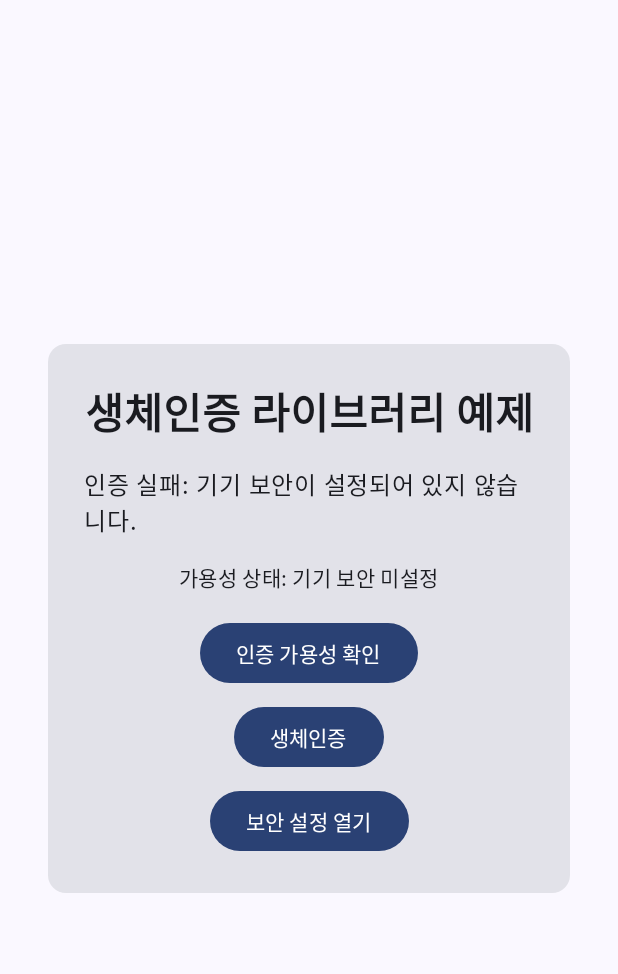
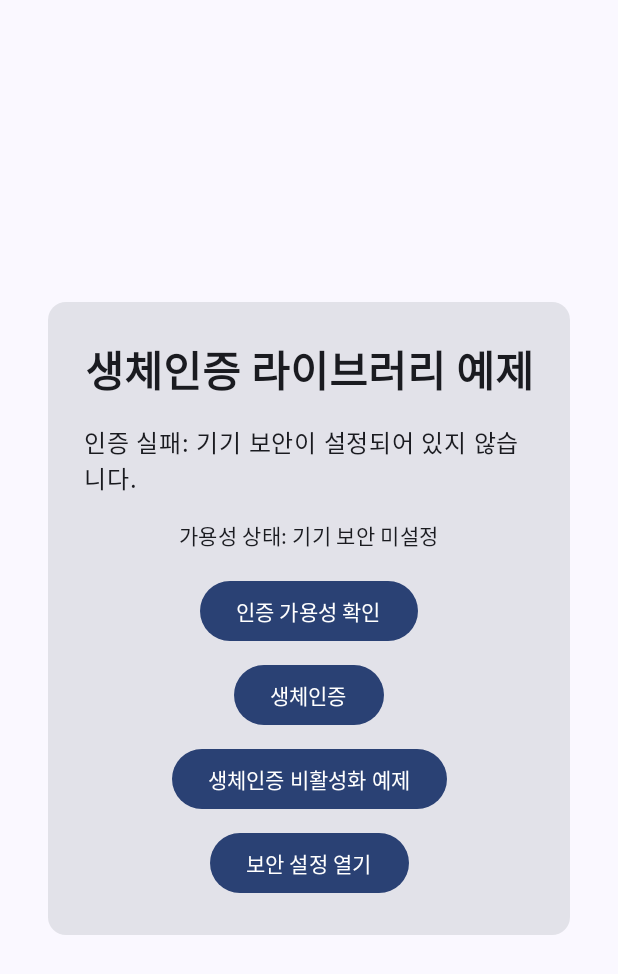
Before and after one commit to DELIGHT-LABS/biometric, an Android app built with Jetpack Compose: the screen it shows after launch (MainActivity), after a tap on "생체인증", on a phone screen of 412 x 824 dp. Shown: the top 974 px of the screen. Run offline under Robolectric (Android 15) with nearby library versions, the phone set to English and light mode, and no system bars; 1 other tap on this screen came first.

Commit message:
feat: biometric disabled

```diff
--- a/app/src/main/java/io/delightlabs/biometrics/MainActivity.kt
+++ b/app/src/main/java/io/delightlabs/biometrics/MainActivity.kt
@@ -119,7 +119,10 @@ fun BiometricsDemo(activity: FragmentActivity, modifier: Modifier = Modifier) {
 
                 Button(
                     onClick = {
-                        biometricsManager.authenticate(object : BiometricsCallback {
+                        // Example with biometric enabled
+                        // 생체인증 활성화된 예제
+                        biometricsManager.authenticate(
+                            callback = object : BiometricsCallback {
                                 override fun onSuccess() {
                                     statusText = "인증 성공! (콜백 방식)"
                                     Toast.makeText(activity, "콜백 인증 성공", Toast.LENGTH_SHORT).show()
@@ -134,10 +137,46 @@ fun BiometricsDemo(activity: FragmentActivity, modifier: Modifier = Modifier) {
                                     statusText = "인증이 취소되었습니다"
                                     Toast.makeText(activity, "인증 취소", Toast.LENGTH_SHORT).show()
                                 }
-                        })
+                            },
+                            isBiometricEnabled = true
+                        )
                     }
                 ) {
                     Text("생체인증")
+                }
+
+                Spacer(modifier = Modifier.height(8.dp))
+
+                Button(
+                    onClick = {
+                        // Example with biometric disabled - goes to wallet password
+                        // 생체인증 비활성화 예제 - 지갑 비밀번호로 이동
+                        biometricsManager.authenticate(
+                            callback = object : BiometricsCallback {
+                                override fun onSuccess() {
+                                    statusText = "인증 성공!"
+                                    Toast.makeText(activity, "인증 성공", Toast.LENGTH_SHORT).show()
+                                }
+
+                                override fun onError(errorCode: Int, errorMessage: String) {
+                                    statusText = "인증 실패: $errorMessage"
+                                    Toast.makeText(activity, "인증 실패: $errorMessage", Toast.LENGTH_SHORT).show()
+                                }
+
+                                override fun onCancel() {
+                                    statusText = "인증 취소"
+                                    Toast.makeText(activity, "인증 취소", Toast.LENGTH_SHORT).show()
+                                }
+                            },
+                            isBiometricEnabled = false,
+                            onBiometricDisabled = {
+                                statusText = "생체인증 비활성화 - 지갑 비밀번호로 이동"
+                                Toast.makeText(activity, "지갑 비밀번호 화면으로 이동", Toast.LENGTH_SHORT).show()
+                            }
+                        )
+                    }
+                ) {
+                    Text("생체인증 비활성화 예제")
                 }
 
                 Spacer(modifier = Modifier.height(8.dp))
--- a/app/src/main/java/io/delightlabs/biometricslib/BiometricsManager.kt
+++ b/app/src/main/java/io/delightlabs/biometricslib/BiometricsManager.kt
@@ -55,8 +55,20 @@ class BiometricsManager private constructor(
      * 결과는 콜백을 통해 반환됩니다.
      *
      * @param callback Callback to receive authentication results / 인증 결과를 받을 콜백
+     * @param isBiometricEnabled Whether biometric is enabled in app / 앱에서 생체인증이 활성화되었는지 여부
+     * @param onBiometricDisabled Called when biometric is disabled / 생체인증이 비활성화된 경우 호출
      */
-    fun authenticate(callback: BiometricsCallback) {
+    fun authenticate(
+        callback: BiometricsCallback,
+        isBiometricEnabled: Boolean = true,
+        onBiometricDisabled: (() -> Unit)? = null
+    ) {
+        // If biometric is disabled in app settings, call the disabled callback
+        // 앱 설정에서 생체인증이 비활성화된 경우, 비활성화 콜백을 호출
+        if (!isBiometricEnabled) {
+            onBiometricDisabled?.invoke()
+            return
+        }
         val availability = checkAvailability()
 
         when (availability) {
```
Lines whose indentation alone changed are shown as unchanged.
